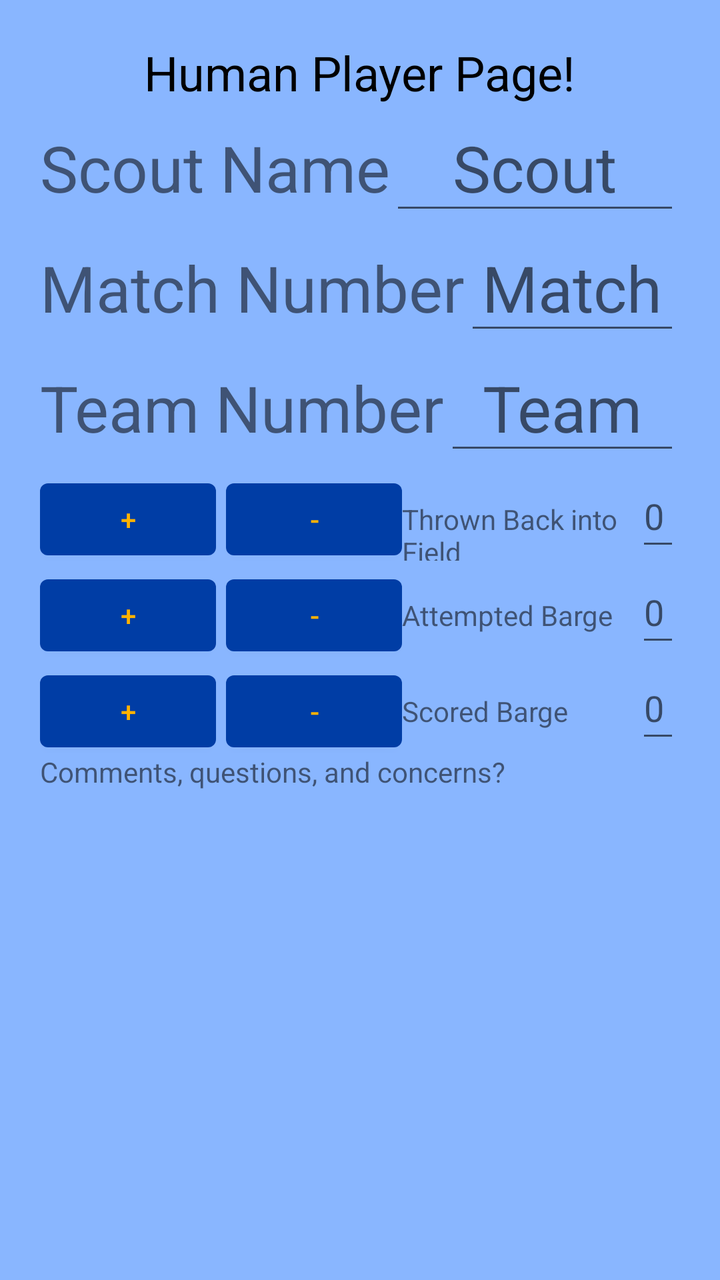
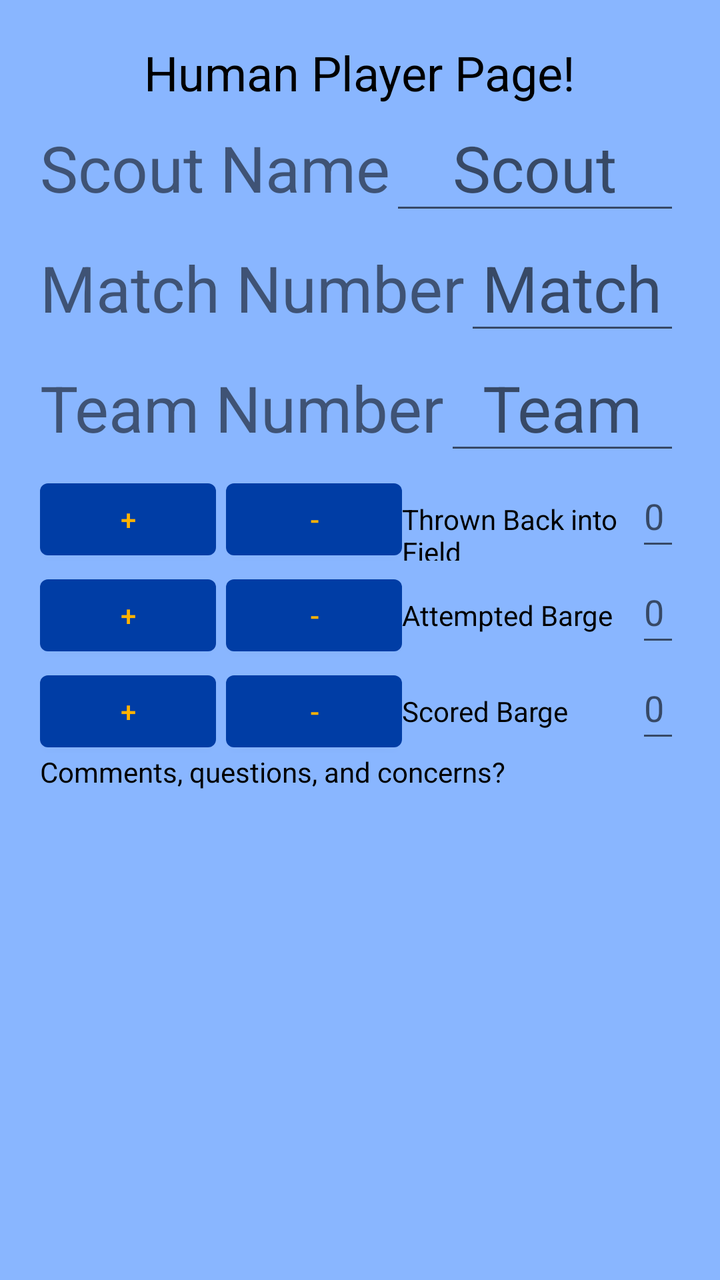

Screens rendered from an Android XML layout before and after an edit, with the pre-edit source and the edit as a unified diff.
<!-- AndroidManifest.xml: application theme Theme.RoboticsScoutingMatchApp -->
<!-- res/layout/activity_human_scouting.xml -->
<?xml version="1.0" encoding="utf-8"?>
<androidx.constraintlayout.widget.ConstraintLayout xmlns:android="http://schemas.android.com/apk/res/android"
    xmlns:app="http://schemas.android.com/apk/res-auto"
    xmlns:tools="http://schemas.android.com/tools"
    android:id="@+id/main"
    android:layout_width="match_parent"
    android:layout_height="match_parent"
    tools:context=".activityHumanScouting">

    <ScrollView
        android:layout_width="match_parent"
        android:layout_height="match_parent"
        app:layout_constraintBottom_toTopOf="parent"
        app:layout_constraintBottom_toBottomOf="parent"
        app:layout_constraintLeft_toLeftOf="parent"
        app:layout_constraintRight_toRightOf="parent">
        <LinearLayout
            android:layout_width="match_parent"
            android:layout_height="wrap_content"
            android:orientation="vertical"
            android:gravity="center"
            android:showDividers="middle"
            android:paddingTop="20dp"
            android:paddingHorizontal="20dp">
        <TextView
            android:layout_width="wrap_content"
            android:layout_height="wrap_content"
            android:text="@string/human_player_title"
            android:textSize="24sp"
            android:textColor="@color/black"
            android:gravity="center"/>
            <LinearLayout
                android:layout_width="match_parent"
                android:layout_height="wrap_content"
                >
                <TextView
                    android:layout_width="wrap_content"
                    android:layout_height="wrap_content"
                    android:textSize="32sp"
                    android:text="@string/prompt_scout_name"
                    />
                <EditText
                    android:id="@+id/scout_name"
                    android:layout_width="match_parent"
                    android:layout_height="wrap_content"
                    android:textSize="32sp"
                    android:autofillHints="username"
                    android:gravity="center"
                    android:inputType="textCapWords"
                    android:hint="@string/text_edit_scout_name"
                    />

            </LinearLayout>

            <LinearLayout
                android:layout_width="match_parent"
                android:layout_height="wrap_content"
                android:orientation="horizontal">
                <TextView
                    android:layout_width="wrap_content"
                    android:layout_height="wrap_content"
                    android:textSize="32sp"
                    android:text="@string/prompt_match_number"
                    />
                <EditText
                    android:id="@+id/match_number"
                    android:layout_width="match_parent"
                    android:layout_height="wrap_content"
                    android:textSize="32sp"
                    android:autofillHints="username"
                    android:hint="@string/text_edit_match_number"
                    android:gravity="center"
                    android:inputType="number"
                    />
            </LinearLayout>

            <LinearLayout
                android:layout_width="match_parent"
                android:layout_height="wrap_content"
                android:orientation="horizontal"
                >
                <TextView
                    android:layout_width="wrap_content"
                    android:layout_height="wrap_content"
                    android:textSize="32sp"
                    android:text="@string/prompt_team_number"
                    />
                <EditText
                    android:layout_width="match_parent"
                    android:layout_height="wrap_content"
                    android:id="@+id/team_number"
                    android:textSize="32sp"
                    android:autofillHints="username"
                    android:gravity="center"
                    android:inputType="number"
                    android:hint="@string/text_edit_team_number"/>
            </LinearLayout>


            
            <LinearLayout
                android:layout_width="wrap_content"
                android:layout_height="wrap_content"
                android:orientation="horizontal"
                app:layout_constraintWidth_percent="0.5">

                <Button
                    android:id="@+id/thrown_count_up"
                    android:layout_width="wrap_content"
                    android:layout_height="wrap_content"
                    android:text="@string/counter_up"

                    />

                <Button
                    android:id="@+id/thrown_count_down"
                    android:layout_width="wrap_content"
                    android:layout_height="wrap_content"
                    android:layout_marginStart="5dp"
                    android:text="@string/counter_down"
                    />

                <TextView
                    android:layout_width="117dp"
                    android:layout_height="wrap_content"
                    android:text="@string/thrown_back" />

                <EditText
                    android:id="@+id/edit_text_rc1"
                    android:layout_width="match_parent"
                    android:layout_height="wrap_content"
                    android:autofillHints="username"
                    android:hint="@string/number_tried"
                    android:inputType="number"
                    android:minWidth="32dp"
                    android:minHeight="48dp" />

            </LinearLayout>

            

            <LinearLayout
                android:layout_width="wrap_content"
                android:layout_height="wrap_content"
                android:orientation="horizontal"
                app:layout_constraintWidth_percent="0.5">

                <Button
                    android:id="@+id/attempted_barge_up"
                    android:layout_width="wrap_content"
                    android:layout_height="wrap_content"
                    android:text="@string/counter_up"

                    />

                <Button
                    android:id="@+id/attempted_barge_down"
                    android:layout_width="wrap_content"
                    android:layout_height="wrap_content"
                    android:layout_marginStart="5dp"
                    android:text="@string/counter_down"
                    />

                <TextView
                    android:layout_width="117dp"
                    android:layout_height="wrap_content"
                    android:text="@string/attempted_barge" />

                <EditText
                    android:id="@+id/edit_text_ac2"
                    android:layout_width="match_parent"
                    android:layout_height="wrap_content"
                    android:autofillHints="username"
                    android:hint="@string/number_tried"
                    android:inputType="number"
                    android:minWidth="32dp"
                    android:minHeight="48dp" />

            </LinearLayout>


            
            <LinearLayout
                android:layout_width="wrap_content"
                android:layout_height="wrap_content"
                android:orientation="horizontal"
                app:layout_constraintWidth_percent="0.5">

                <Button
                    android:id="@+id/scored_barge_up"
                    android:layout_width="wrap_content"
                    android:layout_height="wrap_content"
                    android:text="@string/counter_up"

                    />

                <Button
                    android:id="@+id/scored_barge_down"
                    android:layout_width="wrap_content"
                    android:layout_height="wrap_content"
                    android:layout_marginStart="5dp"
                    android:text="@string/counter_down"
                    />

                <TextView
                    android:layout_width="117dp"
                    android:layout_height="wrap_content"
                    android:text="@string/scored_barge" />

                <EditText
                    android:id="@+id/edit_text_rc2"
                    android:layout_width="match_parent"
                    android:layout_height="wrap_content"
                    android:autofillHints="username"
                    android:hint="@string/number_tried"
                    android:inputType="number"
                    android:minWidth="32dp"
                    android:minHeight="48dp" />

            </LinearLayout>

        <LinearLayout
            android:layout_width="match_parent"
            android:layout_height="match_parent"
            android:orientation="horizontal">

            <TextView
                android:layout_width="264dp"
                android:layout_height="match_parent"
                android:text="@string/endText" />

        </LinearLayout>
        </LinearLayout>
    </ScrollView>

</androidx.constraintlayout.widget.ConstraintLayout>
<!-- resources referenced by this layout -->
<resources>
  <color name="black">#FF000000</color>
  <string name="attempted_barge">Attempted Barge</string>
  <string name="counter_down">-</string>
  <string name="counter_up">+</string>
  <string name="endText">Comments, questions, and concerns?</string>
  <string name="human_player_title">Human Player Page!</string>
  <string name="number_tried">0</string>
  <string name="prompt_match_number">Match Number</string>
  <string name="prompt_scout_name">Scout Name</string>
  <string name="prompt_team_number">Team Number</string>
  <string name="scored_barge">Scored Barge</string>
  <string name="text_edit_match_number">Match</string>
  <string name="text_edit_scout_name">Scout</string>
  <string name="text_edit_team_number">Team</string>
  <string name="thrown_back">Thrown Back into Field</string>
  <style name="Theme.RoboticsScoutingMatchApp" parent="Theme.MaterialComponents.DayNight.DarkActionBar">
          
          <item name="colorPrimary">@color/aztech_blue</item>
          <item name="colorPrimaryVariant">@color/aztech_blue_accent</item>
          <item name="colorOnPrimary">@color/aztech_yellow</item>
          
          <item name="colorSecondary">@color/aztech_yellow</item>
          <item name="colorSecondaryVariant">@color/aztech_yellow_accent</item>
          <item name="colorOnSecondary">@color/black</item>
          
          <item name="android:statusBarColor">?attr/colorPrimaryVariant</item>
          
          <item name="android:background">?attr/colorPrimaryVariant</item>
      </style>
  <color name="aztech_blue">#FF003DA5</color>
  <color name="aztech_blue_accent">#FF89B6FF</color>
  <color name="aztech_yellow">#FFFFB200</color>
  <color name="aztech_yellow_accent">#FFF3D311</color>
</resources>

<!-- the commit's change to res/layout/activity_human_scouting.xml (unified diff, before → after) -->
@@ -123,7 +123,8 @@
                 <TextView
                     android:layout_width="117dp"
                     android:layout_height="wrap_content"
-                    android:text="@string/thrown_back" />
+                    android:text="@string/thrown_back"
+                    android:textColor="@color/black"/>
 
                 <EditText
                     android:id="@+id/edit_text_rc1"
@@ -132,7 +133,7 @@
                     android:autofillHints="username"
                     android:hint="@string/number_tried"
                     android:inputType="number"
-                    android:minWidth="32dp"
+                    android:minWidth="48dp"
                     android:minHeight="48dp" />
 
             </LinearLayout>
@@ -164,7 +165,8 @@
                 <TextView
                     android:layout_width="117dp"
                     android:layout_height="wrap_content"
-                    android:text="@string/attempted_barge" />
+                    android:text="@string/attempted_barge"
+                    android:textColor="@color/black"/>
 
                 <EditText
                     android:id="@+id/edit_text_ac2"
@@ -173,7 +175,7 @@
                     android:autofillHints="username"
                     android:hint="@string/number_tried"
                     android:inputType="number"
-                    android:minWidth="32dp"
+                    android:minWidth="48dp"
                     android:minHeight="48dp" />
 
             </LinearLayout>
@@ -205,7 +207,8 @@
                 <TextView
                     android:layout_width="117dp"
                     android:layout_height="wrap_content"
-                    android:text="@string/scored_barge" />
+                    android:text="@string/scored_barge"
+                    android:textColor="@color/black"/>
 
                 <EditText
                     android:id="@+id/edit_text_rc2"
@@ -214,7 +217,7 @@
                     android:autofillHints="username"
                     android:hint="@string/number_tried"
                     android:inputType="number"
-                    android:minWidth="32dp"
+                    android:minWidth="48dp"
                     android:minHeight="48dp" />
 
             </LinearLayout>
@@ -227,7 +230,8 @@
             <TextView
                 android:layout_width="264dp"
                 android:layout_height="match_parent"
-                android:text="@string/endText" />
+                android:text="@string/endText"
+                android:textColor="@color/black"/>
 
         </LinearLayout>
         </LinearLayout>
